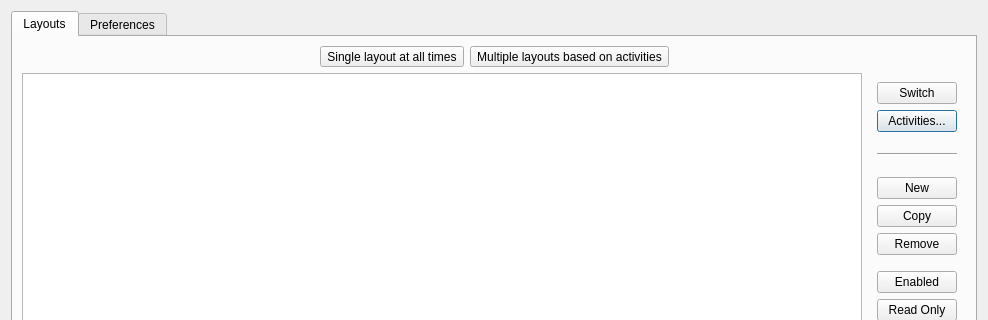
KDE/latte-dock, file app/settings/settingsdialog/settingsdialog.ui: the form before one commit; both pictures show x 0 to 988 and y 0 to 320 of the 988 by 750 pixel window.
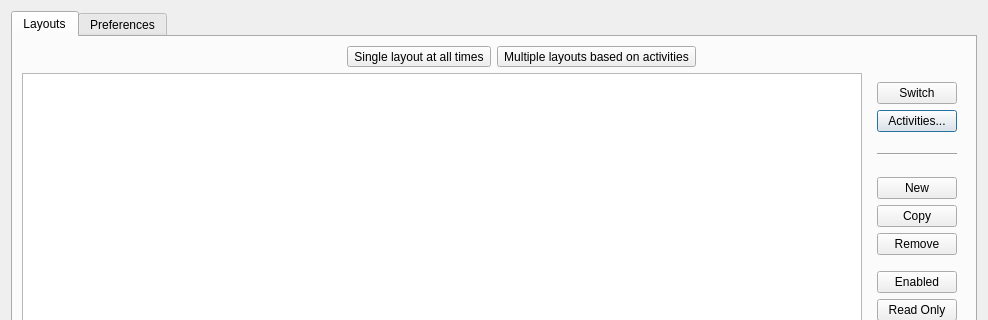
The form after the commit. Icons and pictures are not drawn. Custom widgets are drawn as their Qt base class.

Commit message: center single/multiple buttons in settings dialog

What changed in the file:
```diff
--- a/app/settings/settingsdialog/settingsdialog.ui
+++ b/app/settings/settingsdialog/settingsdialog.ui
@@ -41,6 +41,8 @@
          <item>
           <layout class="QHBoxLayout" name="horizontalLayout_3">
            <item>
+            <layout class="QHBoxLayout" name="horizontalLayout_5">
+             <item>
             <spacer name="horizontalSpacer">
              <property name="orientation">
               <enum>Qt::Horizontal</enum>
@@ -72,6 +74,10 @@
              </property>
             </widget>
            </item>
+            </layout>
+           </item>
+           <item>
+            <layout class="QHBoxLayout" name="horizontalLayout_6">
            <item>
             <widget class="QToolButton" name="multipleToolBtn">
              <property name="toolTip">
@@ -100,6 +106,8 @@
               </size>
              </property>
             </spacer>
+             </item>
+            </layout>
            </item>
           </layout>
          </item>
```
Lines whose indentation alone changed are shown as unchanged.
